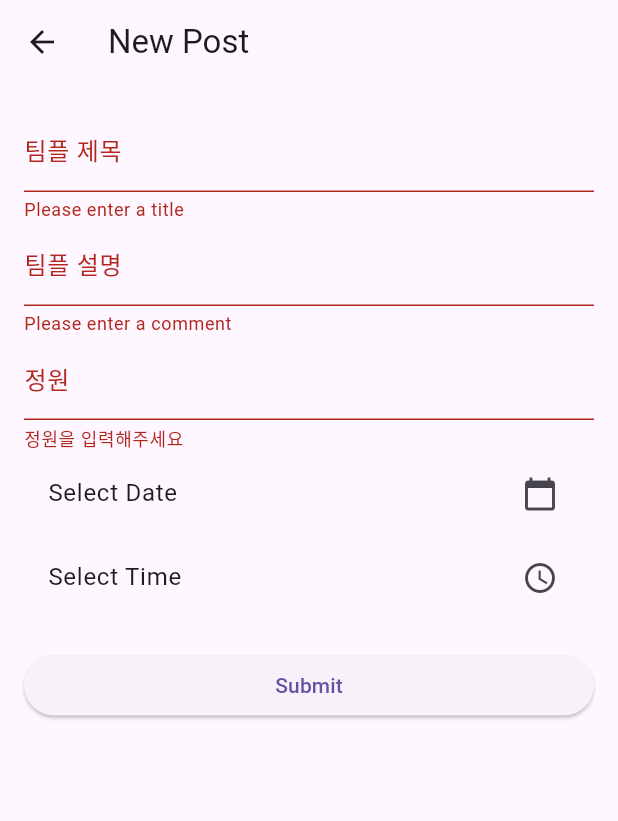
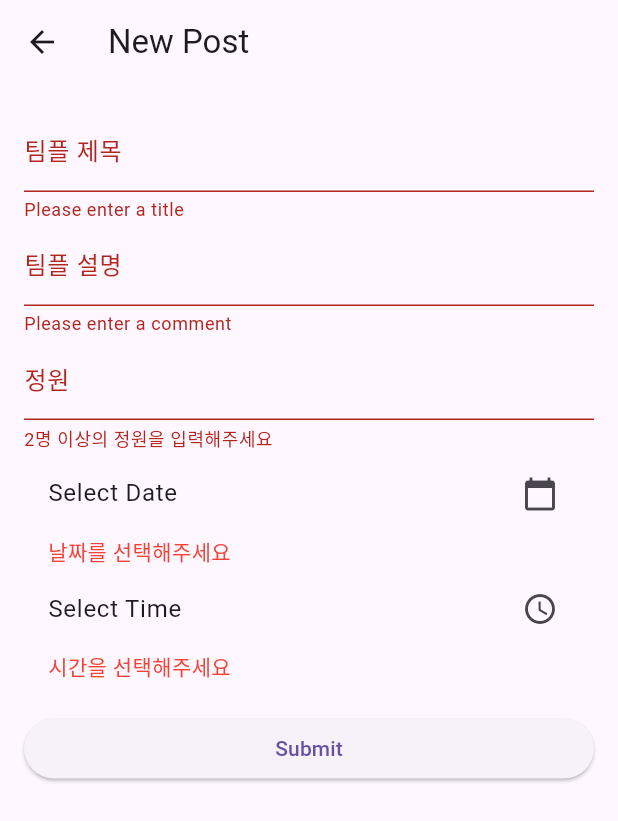
Before and after one commit to syeongkim/Mad-Camp-Week2, a Flutter app: the NewPostPage screen opened directly with empty values, after a tap on "Submit", on a phone screen of 412 x 824 dp. Shown: the top 821 px of the screen. Run offline on Flutter 3.47's test engine with Material 3 defaults, Android fonts, the phone set to English and light mode, and no system bars; our stand-ins replace shared_preferences; missing offline and left inert: kakao_flutter_sdk; accounts and stored records are empty.

```diff
--- a/teammate_front/lib/services/login_info.dart
+++ b/teammate_front/lib/services/login_info.dart
@@ -94,7 +94,7 @@ class _LoginInfoState extends State<LoginInfo> {
                   return null;
                 },
                 onSaved: (value) {
-                  _name = value!;
+                  _nickname = value!;
                 },
               ),
               TextFormField(
@@ -106,7 +106,7 @@ class _LoginInfoState extends State<LoginInfo> {
                   return null;
                 },
                 onSaved: (value) {
-                  _nickname = value!;
+                  _name = value!;
                 },
               ),
               TextFormField(
--- a/teammate_front/lib/tabs/newpost.dart
+++ b/teammate_front/lib/tabs/newpost.dart
@@ -1,7 +1,7 @@
 import 'dart:convert';
 import 'package:flutter/material.dart';
 import 'package:shared_preferences/shared_preferences.dart';
-//import 'package:intl/intl.dart';
+import 'package:intl/intl.dart';
 import 'package:http/http.dart' as http;
 
 class NewPostPage extends StatefulWidget {
@@ -20,9 +20,16 @@ class _NewPostPageState extends State<NewPostPage> {
   int? _capacity;
   DateTime? _selectedDate;
   TimeOfDay? _selectedTime;
+  bool _showDateError = false;
+  bool _showTimeError = false;
 
   Future<void> _postSubmit() async {
-    if (_formKey.currentState!.validate()) {
+    setState(() {
+      _showDateError = _selectedDate == null;
+      _showTimeError = _selectedTime == null;
+    });
+
+    if (_formKey.currentState!.validate() && !_showDateError && !_showTimeError) {
       _formKey.currentState!.save();
 
       DateTime finalDateTime = DateTime(
@@ -118,8 +125,8 @@ class _NewPostPageState extends State<NewPostPage> {
                   }
                 },
                 validator: (value) {
-                  if (value == null || value.isEmpty) {
-                    return '정원을 입력해주세요';
+                  if (value == null || value.isEmpty || int.tryParse(value)! < 2) {
+                    return '2명 이상의 정원을 입력해주세요';
                   }
                   return null;
                 },
@@ -128,11 +135,19 @@ class _NewPostPageState extends State<NewPostPage> {
                 title: Text(
                   _selectedDate == null
                       ? 'Select Date'
-                      : 'Selected Date: ${_selectedDate!.toLocal()}'.split(' ')[0],
+                      : 'Selected Date: ${DateFormat('yyyy-MM-dd').format(_selectedDate!)}',
                 ),
                 trailing: Icon(Icons.calendar_today),
                 onTap: _pickDate,
               ),
+              if (_showDateError)
+                Padding(
+                  padding: EdgeInsets.symmetric(horizontal: 16.0),
+                  child: Text(
+                    '날짜를 선택해주세요',
+                    style: TextStyle(color: Colors.red),
+                  ),
+                ),
               ListTile(
                 title: Text(
                   _selectedTime == null
@@ -142,6 +157,14 @@ class _NewPostPageState extends State<NewPostPage> {
                 trailing: Icon(Icons.access_time),
                 onTap: _pickTime,
               ),
+              if (_showTimeError)
+                Padding(
+                  padding: EdgeInsets.symmetric(horizontal: 16.0),
+                  child: Text(
+                    '시간을 선택해주세요',
+                    style: TextStyle(color: Colors.red),
+                  ),
+                ),
               SizedBox(height: 20),
               ElevatedButton(
                 onPressed: _postSubmit,
@@ -161,10 +184,12 @@ class _NewPostPageState extends State<NewPostPage> {
       firstDate: DateTime(2000),
       lastDate: DateTime(2101),
     );
-    if (pickedDate != null && pickedDate != _selectedDate)
+    if (pickedDate != null && pickedDate != _selectedDate) {
       setState(() {
         _selectedDate = pickedDate;
+        _showDateError = false; // 날짜 선택 시 경고 메시지 숨기기
       });
+    }
   }
 
   Future<void> _pickTime() async {
@@ -172,9 +197,11 @@ class _NewPostPageState extends State<NewPostPage> {
       context: context,
       initialTime: TimeOfDay.now(),
     );
-    if (pickedTime != null && pickedTime != _selectedTime)
+    if (pickedTime != null && pickedTime != _selectedTime) {
       setState(() {
         _selectedTime = pickedTime;
+        _showTimeError = false; // 시간 선택 시 경고 메시지 숨기기
       });
+    }
   }
 }
```
Also changed, not shown: teammate_front/lib/tabs/board.dart (+20 -76 lines), teammate_front/lib/tabs/showpost.dart (added, +223 -0 lines).
